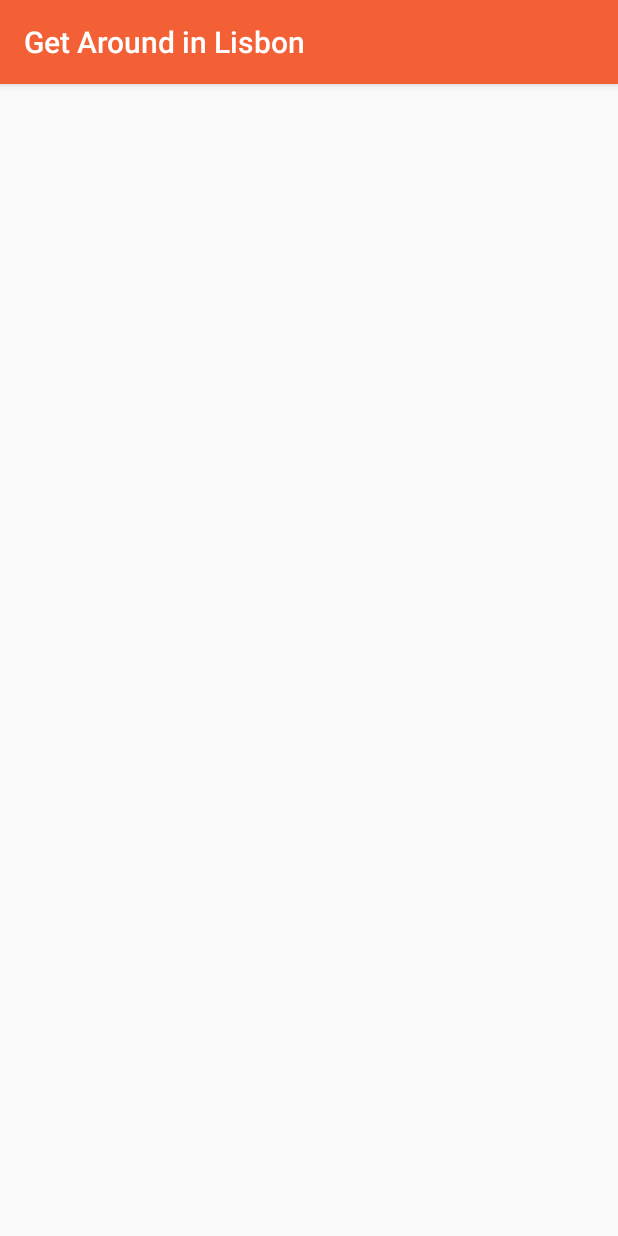
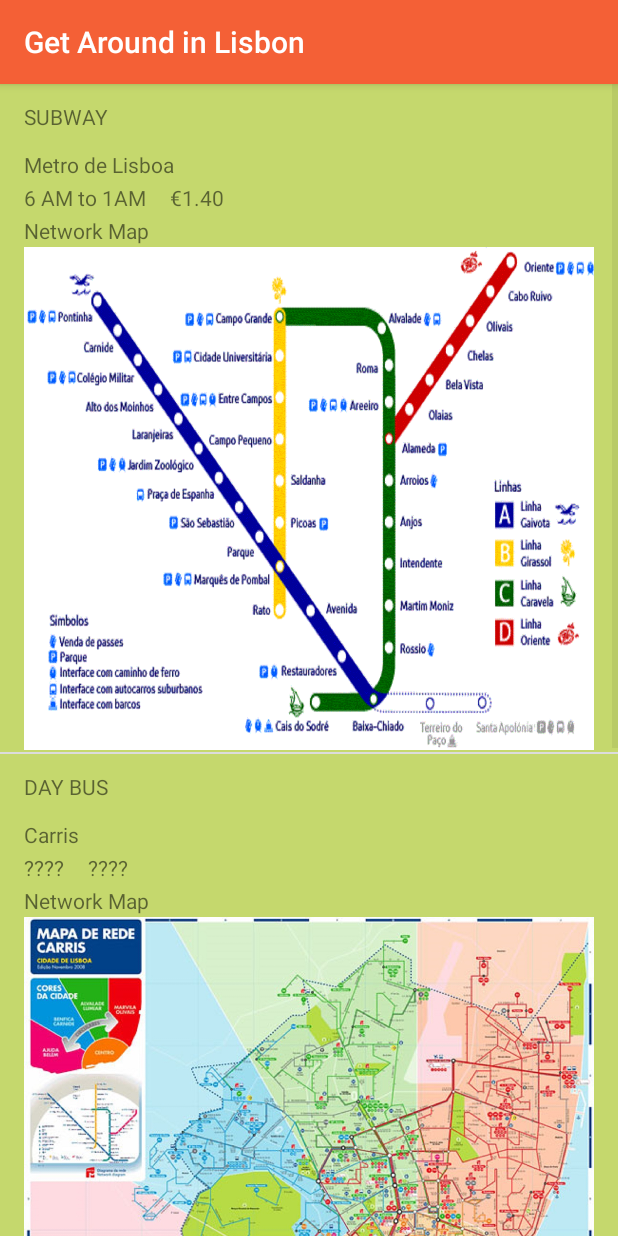
Before and after one commit to fabsantos/LisbonTourGuide, an Android app: the GetAroundActivity screen opened directly, with no data from a screen before it, on a phone screen of 412 x 824 dp. Run offline under Robolectric (Android 15) with nearby library versions, the phone set to English and light mode, and no system bars.

Commit message:
Created Adapter for Get Around objects

```diff
--- a/app/src/main/java/com/example/android/tourguideapp/FunActivity.java
+++ b/app/src/main/java/com/example/android/tourguideapp/FunActivity.java
@@ -24,7 +24,7 @@ public class FunActivity extends AppCompatActivity {
         funPlaces.add(new LearnFunObject("Museu", "Rua Grande", "9 to five", "10 euros"));
 
         //Creates an object of type LearnFunAdapter
-        LearnFunAdapter adapter = new LearnFunAdapter(this, funPlaces);
+        LearnFunAdapter adapter = new LearnFunAdapter(this, funPlaces, R.color.fun_color);
         //Finds the list view where the items of the list will be displayed, that basically only
         //does the job of adding one item after the other.
         ListView listView = (ListView) findViewById(R.id.list_layout);
--- a/app/src/main/java/com/example/android/tourguideapp/GetAroundActivity.java
+++ b/app/src/main/java/com/example/android/tourguideapp/GetAroundActivity.java
@@ -1,7 +1,10 @@
 package com.example.android.tourguideapp;
 
+import android.os.Bundle;
 import android.support.v7.app.AppCompatActivity;
-import android.os.Bundle;
+import android.widget.ListView;
+
+import java.util.ArrayList;
 
 public class GetAroundActivity extends AppCompatActivity {
 
@@ -9,5 +12,21 @@ public class GetAroundActivity extends AppCompatActivity {
     protected void onCreate(Bundle savedInstanceState) {
         super.onCreate(savedInstanceState);
         setContentView(R.layout.list);
+
+        //Creates the ArrayList of GetAroundObjects
+        ArrayList<GetAroundObject> transports = new ArrayList<GetAroundObject>();
+        //Adds Get Around Objects to the ArrayList
+        transports.add(new GetAroundObject("SUBWAY", "Metro de Lisboa", "6 AM to 1AM", "€1.40", R.drawable.subway_map));
+        transports.add(new GetAroundObject("DAY BUS", "Carris", "????", "????", R.drawable.bus_network_map));
+        transports.add(new GetAroundObject("NIGHT BUS", "Carris", "????", "???", R.drawable.night_bus_network_map));
+
+        //Creates an object of type LearnAdapter
+        GetAroundAdapter adapter = new GetAroundAdapter(this, transports);
+        //Finds the list view where the items of the list will be displayed, that basically only
+        //does the job of adding one item after the other.
+        ListView listView = (ListView) findViewById(R.id.list_layout);
+        //Sets the adapter on that view. This adapter will handle the visualization of list items, as it knows where
+        //each type of data on the place goes.
+        listView.setAdapter(adapter);
     }
 }
--- /dev/null
+++ b/app/src/main/java/com/example/android/tourguideapp/GetAroundAdapter.java
@@ -0,0 +1,71 @@
+package com.example.android.tourguideapp;
+
+import android.app.Activity;
+import android.view.LayoutInflater;
+import android.view.View;
+import android.view.ViewGroup;
+import android.widget.ArrayAdapter;
+import android.widget.ImageView;
+import android.widget.TextView;
+
+import java.util.ArrayList;
+
+/**
+ * Created by Fabiola on 10/07/2017.
+ * This class extends the ArrayAdapter to be used with objects of the type Get Around
+ */
+
+public class GetAroundAdapter extends ArrayAdapter<GetAroundObject> {
+
+    @Override
+    public View getView(int position, View convertView, ViewGroup parent) {
+        // Checks if the existing view is being reused, otherwise inflate the view
+        View listItemView = convertView;
+        if (listItemView == null) {
+            listItemView = LayoutInflater.from(getContext()).inflate(
+                    R.layout.get_around_list_item, parent, false);
+        }
+
+        //Get the GetAround Object in a given position
+        GetAroundObject currentGetAroundObject = getItem(position);
+
+        //Find the view that will hold the Type of Transport
+        TextView typeTextView = (TextView) listItemView.findViewById(R.id.transport_type);
+        //Set the text on that view
+        typeTextView.setText(currentGetAroundObject.getTypeOfTransport());
+
+        //Find the view that will hold the name of the operator
+        TextView operatorTextView = (TextView) listItemView.findViewById(R.id.transport_operator);
+        //Set the text on that view
+        operatorTextView.setText(currentGetAroundObject.getOperatorName());
+
+        //Find the view that will hold the hours of operation
+        TextView hoursOfOperationTextView = (TextView) listItemView.findViewById(R.id.hours_of_operation);
+        //Set the text on that view
+        hoursOfOperationTextView.setText(currentGetAroundObject.getHoursOfOperation());
+
+        //Find the view that will hold the price of the ticket
+        TextView priceOfTicketTextView = (TextView) listItemView.findViewById(R.id.ticket_price);
+        //Set the text on that view
+        priceOfTicketTextView.setText(currentGetAroundObject.getTicketPrice());
+
+        //Find the view that will hold the network map image
+        ImageView networkMapImageView = (ImageView) listItemView.findViewById(R.id.network_map);
+        //Find the image that corresponds to the current object
+        networkMapImageView.setImageResource(currentGetAroundObject.getNetworkMap());
+
+    //Return the whole list item
+        return listItemView;
+    }
+
+    //Constructor
+    public GetAroundAdapter(Activity context, ArrayList<GetAroundObject> transports) {
+        // Here, we initialize the ArrayAdapter's internal storage for the context and the list.
+        // the second argument is used when the ArrayAdapter is populating a single TextView.
+        // Because this is a custom adapter for two TextViews and an ImageView, the adapter is not
+        // going to use this second argument, so it can be any value. Here, we used 0.
+        super(context, 0, transports);
+
+    }
+
+}
--- /dev/null
+++ b/app/src/main/java/com/example/android/tourguideapp/GetAroundObject.java
@@ -0,0 +1,60 @@
+package com.example.android.tourguideapp;
+
+/**
+ * Created by Fabiola on 10/07/2017.
+ * This class defines the contents of a Get Around Object. This will have a type of transport, the operator name, hours of
+ * operation, a ticket price and a map of the network.
+ */
+
+public class GetAroundObject {
+
+    //Variable to store the type of transport
+    private String mTypeOfTransport;
+
+    //Variable to store the operator name
+    private String mOperatorName;
+
+    //Variable to store the hours of operation
+    private String mHoursOfOperation;
+
+    //Variable to store the ticket price
+    private String mTicketPrice;
+
+    //Variable to store the Network Map, i.e., an int refering to the resource.
+    private int mNetworkMap;
+
+    /**
+     * Constructor
+     * @param typeOfTransport The transport type (e.g. Subway, bus)
+     * @param operatorName The name of the company that operates that transport
+     * @param hoursOfOperation The hours of operation of the transport
+     * @param ticketPrice The price of a ticket
+     * @param networkMap The map of the transport network
+     */
+    public GetAroundObject (String typeOfTransport, String operatorName, String hoursOfOperation, String ticketPrice, int networkMap){
+        mTypeOfTransport = typeOfTransport;
+        mOperatorName = operatorName;
+        mHoursOfOperation = hoursOfOperation;
+        mTicketPrice = ticketPrice;
+        mNetworkMap = networkMap;
+    }
+
+    //Getters
+    public String getTypeOfTransport() {
+        return mTypeOfTransport;
+    }
+
+    public String getOperatorName() {
+        return mOperatorName;
+    }
+
+    public String getHoursOfOperation() {
+        return mHoursOfOperation;
+    }
+
+    public String getTicketPrice() {
+        return mTicketPrice;
+    }
+
+    public int getNetworkMap(){ return mNetworkMap; }
+}
--- a/app/src/main/java/com/example/android/tourguideapp/LearnActivity.java
+++ b/app/src/main/java/com/example/android/tourguideapp/LearnActivity.java
@@ -23,7 +23,7 @@ public class LearnActivity extends AppCompatActivity {
         learnPlaces.add(new LearnFunObject("Museu", "Rua Grande", "9 to five", "10 euros"));
 
         //Creates an object of type LearnAdapter
-        LearnFunAdapter adapter = new LearnFunAdapter(this, learnPlaces);
+        LearnFunAdapter adapter = new LearnFunAdapter(this, learnPlaces, R.color.learn_color);
         //Finds the list view where the items of the list will be displayed, that basically only
         //does the job of adding one item after the other.
         ListView listView = (ListView) findViewById(R.id.list_layout);
--- a/app/src/main/java/com/example/android/tourguideapp/LearnFunAdapter.java
+++ b/app/src/main/java/com/example/android/tourguideapp/LearnFunAdapter.java
@@ -1,6 +1,7 @@
 package com.example.android.tourguideapp;
 
 import android.app.Activity;
+import android.support.v4.content.ContextCompat;
 import android.view.LayoutInflater;
 import android.view.View;
 import android.view.ViewGroup;
@@ -15,6 +16,9 @@ import java.util.ArrayList;
  */
 
 public class LearnFunAdapter extends ArrayAdapter<LearnFunObject> {
+
+    //Variable that stores the list background color
+    private int mListColorResourceId;
 
     @Override
     public View getView(int position, View convertView, ViewGroup parent) {
@@ -47,12 +51,20 @@ public class LearnFunAdapter extends ArrayAdapter<LearnFunObject> {
         //Set the text on that view
         priceTextView.setText(currentLearnFunObject.getPrice());
 
+        // Set the theme color for the list item
+        View listText = listItemView.findViewById(R.id.list_item_root);
+        // Find the color that the resource ID maps to
+        int color = ContextCompat.getColor(getContext(), mListColorResourceId);
+        // Set the background color of the text container View
+        listText.setBackgroundColor(color);
+
         // Return the whole item
         return listItemView;
 
     }
 
-    public LearnFunAdapter (Activity context, ArrayList<LearnFunObject> learnFunPlaces){
+    public LearnFunAdapter (Activity context, ArrayList<LearnFunObject> learnFunPlaces, int color){
         super(context, 0, learnFunPlaces);
+        mListColorResourceId = color;
     }
 }
--- a/app/src/main/java/com/example/android/tourguideapp/LearnFunObject.java
+++ b/app/src/main/java/com/example/android/tourguideapp/LearnFunObject.java
@@ -35,7 +35,7 @@ public class LearnFunObject {
         mPrice = price;
     }
 
-    //Gets the name of the place
+    //Getters
     public String getName() {
         return mName;
     }
--- a/app/src/main/res/layout/get_around_list_item.xml
+++ b/app/src/main/res/layout/get_around_list_item.xml
@@ -1,16 +1,17 @@
 <?xml version="1.0" encoding="utf-8"?>
 <!--This is the layout for each item in the list of Get Around -->
-
 <LinearLayout xmlns:android="http://schemas.android.com/apk/res/android"
     android:id="@+id/list_item_root"
     android:orientation="vertical"
     android:layout_width="match_parent"
     android:layout_height="wrap_content"
     android:background="@color/get_around_color"
+    android:paddingLeft="@dimen/activity_vertical_margin"
+    android:paddingRight="@dimen/activity_vertical_margin"
     xmlns:tools="http://schemas.android.com/tools">
 
     <TextView
-        android:id="@+id/transport_name"
+        android:id="@+id/transport_type"
         android:layout_width="match_parent"
         android:layout_height="44dp"
         android:gravity="center_vertical"
@@ -44,15 +45,15 @@
     </LinearLayout>
 
     <TextView
-        android:id="@+id/network_map"
         android:layout_width="match_parent"
-        android:layout_height="44dp"
+        android:layout_height="wrap_content"
         android:gravity="center_vertical"
         android:text="Network Map"/>
 
-<ImageView
-    android:layout_width="match_parent"
-    android:layout_height="wrap_content"
-    android:src="@drawable/bus_network_map"/>
+    <ImageView
+        android:id="@+id/network_map"
+        android:layout_width="wrap_content"
+        android:layout_height="338dp"
+        tools:src="@drawable/bus_network_map" />
 
 </LinearLayout>
--- a/app/src/main/res/layout/learn_fun_list_item.xml
+++ b/app/src/main/res/layout/learn_fun_list_item.xml
@@ -5,7 +5,8 @@
     android:orientation="vertical"
     android:layout_width="match_parent"
     android:layout_height="wrap_content"
-    android:background="@color/learn_color"
+    android:paddingLeft="@dimen/activity_vertical_margin"
+    android:paddingRight="@dimen/activity_vertical_margin"
     xmlns:tools="http://schemas.android.com/tools">
 
     <TextView
--- a/app/src/main/res/layout/list.xml
+++ b/app/src/main/res/layout/list.xml
@@ -6,5 +6,5 @@ this list will be made of different items, according to each category's
     android:id="@+id/list_layout"
     android:orientation="vertical"
     android:layout_width="match_parent"
-    android:layout_height="match_parent"
+    android:layout_height="wrap_content"
     android:drawSelectorOnTop="true"/>
--- a/app/src/main/res/values/colors.xml
+++ b/app/src/main/res/values/colors.xml
@@ -10,7 +10,7 @@
     <!-- Primary dark color of the app (shown in the status bar) -->
     <color name="primary_dark_color">#DE5832</color>
 
-    <!-- Background color for app -->
+    <!-- Background color for the app -->
     <color name="tan_background">#FFF7DA</color>
 
     <!-- Learn in Lisbon Color -->
@@ -25,4 +25,5 @@
     <!-- Get Around in Lisbon Color -->
     <color name="get_around_color">#C5D86D</color>
 
+
 </resources>
```
Also changed, not shown: app/src/main/res/drawable/bus_network_map.jpg, app/src/main/res/drawable/night_bus_network_map.gif, app/src/main/res/drawable/subway_map.gif.
